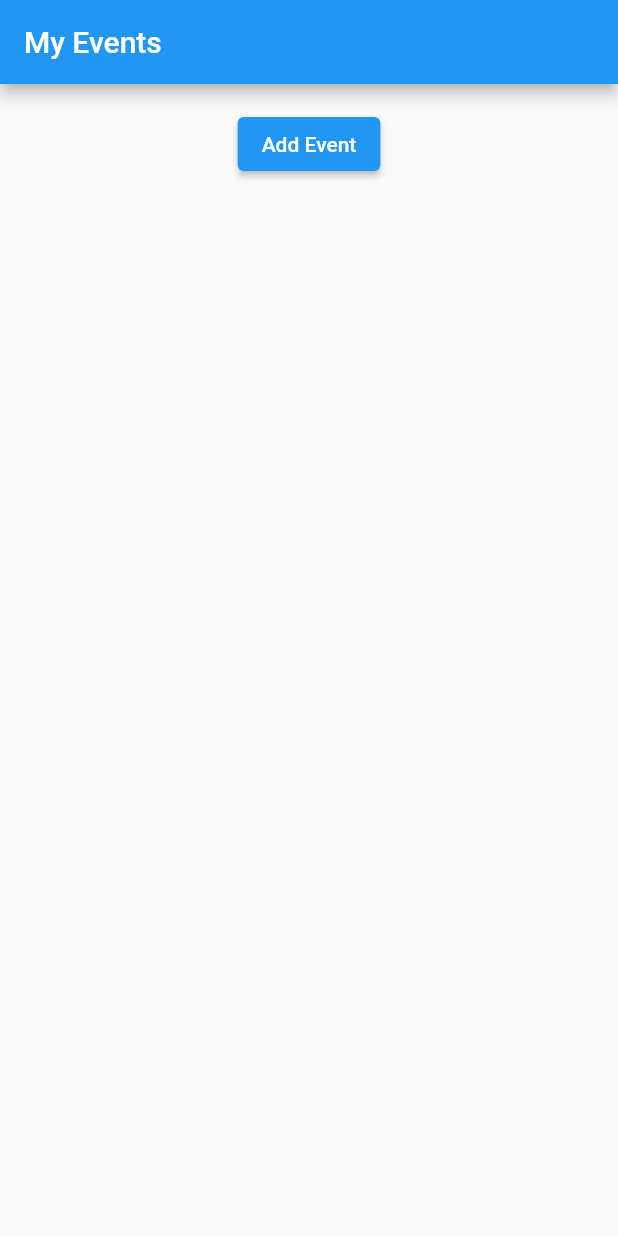
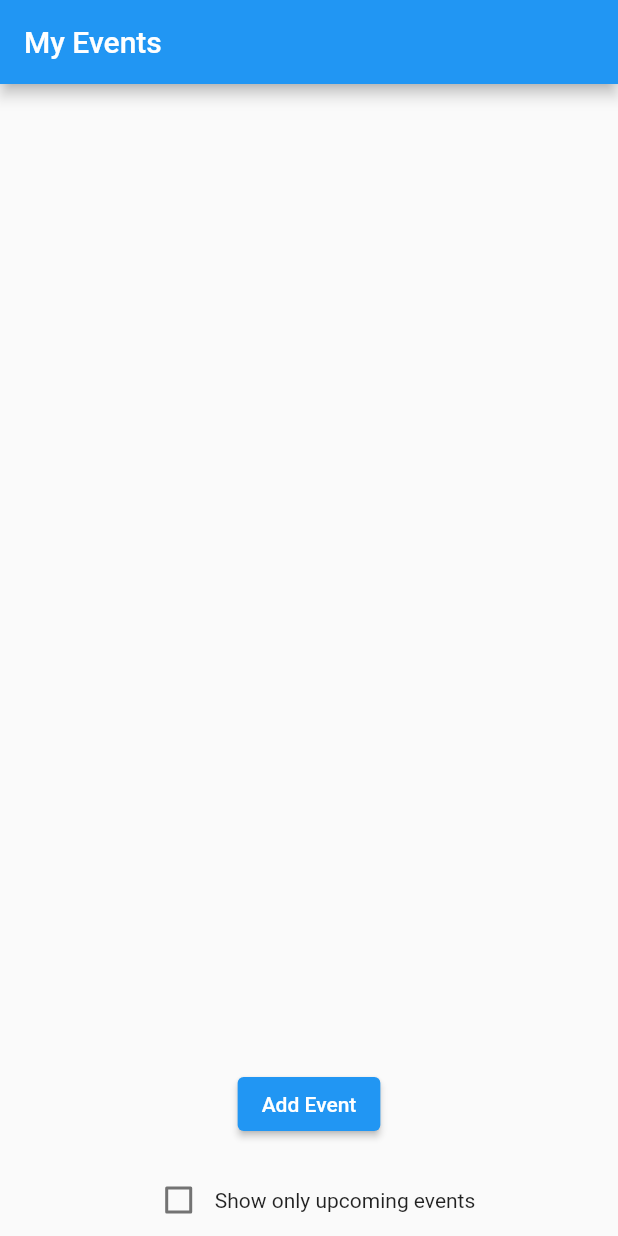
Before and after one commit to Ethan7144/EventTracker, a Flutter app: the screen it shows after launch, on a phone screen of 412 x 824 dp. Run offline on Flutter 3.47's test engine with Material 2 defaults, Android fonts, the phone set to English and light mode, and no system bars; our stand-ins replace date_time_picker.

Commit message:
Added toggle to show only upcoming events

```diff
--- a/lib/events/displayEvent.dart
+++ b/lib/events/displayEvent.dart
@@ -11,6 +11,7 @@ class MyEventsPage extends StatefulWidget {
 
 class _MyEventsPageState extends State<MyEventsPage> {
   List<Event> events = [];
+  bool showOnlyUpcoming = false; // add a boolean flag to toggle between showing all events and only upcoming events
 
   void _showNewEventForm() {
     showDialog(
@@ -52,29 +53,29 @@ class _MyEventsPageState extends State<MyEventsPage> {
   }
 
   Widget build(BuildContext context) {
+    final now = DateTime.now();
+    final upcomingEvents = events.where((event) => event.endDate.isAfter(now)).toList();
+
     return Scaffold(
       body: SafeArea(
         child: Column(
           children: [
             SizedBox(height: 16),
-            ElevatedButton(
-              child: Text('Add Event'),
-              onPressed: _showNewEventForm,
-            ),
-            SizedBox(height: 16),
             Expanded(
               child: ListView.builder(
-                itemCount: events.length,
+                itemCount: showOnlyUpcoming ? upcomingEvents.length : events.length,
                 itemBuilder: (BuildContext context, int index) {
+                  final event = showOnlyUpcoming ? upcomingEvents[index] : events[index];
+
                   return InkWell(
                     onTap: () {
-                      _showEditDateForm(events[index]);
+                      _showEditDateForm(event);
                     },
                     child: Column(
                       crossAxisAlignment: CrossAxisAlignment.center,
                       children: <Widget>[
                         Text(
-                          events[index].title,
+                          event.title,
                           style: const TextStyle(
                             fontWeight: FontWeight.bold,
                             fontSize: 16,
@@ -82,7 +83,7 @@ class _MyEventsPageState extends State<MyEventsPage> {
                         ),
                         const SizedBox(height: 4),
                         Text(
-                          '${DateFormat.yMMMd().add_jm().format(events[index].startDate)} - ${DateFormat.yMMMd().add_jm().format(events[index].endDate)}',
+                          '${DateFormat.yMMMd().add_jm().format(event.startDate)} - ${DateFormat.yMMMd().add_jm().format(event.endDate)}',
                           style: const TextStyle(
                             color: Colors.grey,
                             fontSize: 12,
@@ -90,7 +91,7 @@ class _MyEventsPageState extends State<MyEventsPage> {
                         ),
                         const SizedBox(height: 4),
                         Text(
-                          events[index].description,
+                          event.description,
                           style: const TextStyle(
                             color: Colors.grey,
                             fontSize: 12,
@@ -99,7 +100,7 @@ class _MyEventsPageState extends State<MyEventsPage> {
                         ElevatedButton(
                           onPressed: () {
                             setState(() {
-                              events.removeAt(index);
+                              events.remove(event);
                             });
                           },
                           child: Text('Delete'),
@@ -111,6 +112,26 @@ class _MyEventsPageState extends State<MyEventsPage> {
                 },
               ),
             ),
+            SizedBox(height: 16),
+            ElevatedButton(
+              child: Text('Add Event'),
+              onPressed: _showNewEventForm,
+            ),
+            SizedBox(height: 16),
+            Row(
+              mainAxisAlignment: MainAxisAlignment.center,
+              children: [
+                Checkbox(
+                  value: showOnlyUpcoming,
+                  onChanged: (value) {
+                    setState(() {
+                      showOnlyUpcoming = value!;
+                    });
+                  },
+                ),
+                Text('Show only upcoming events'),
+              ],
+            ),
           ],
         ),
       ),
```
